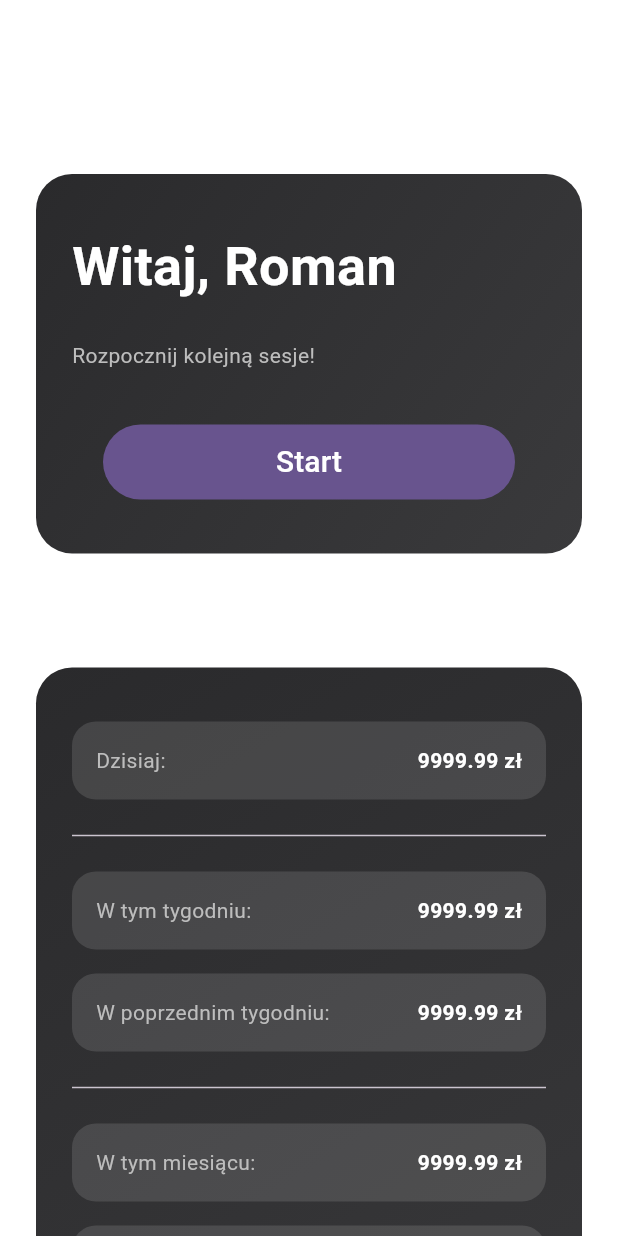
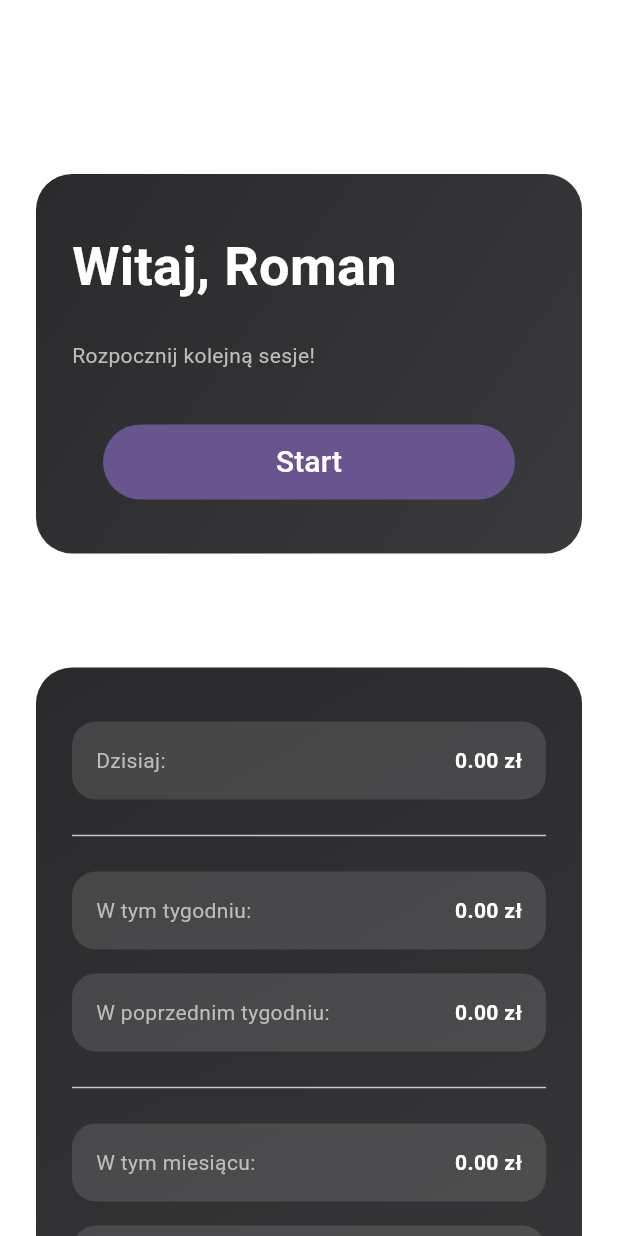
Before and after one commit to MateuszBrzozowski/RomanApp, a Flutter app: the screen it shows after launch, after a tap on "Start", after a tap on "Stop", on a phone screen of 412 x 824 dp. Run offline on Flutter 3.47's test engine with Material 3 defaults, Android fonts, the phone set to English and light mode, and no system bars; our stand-ins replace hive, hive_flutter, logger; accounts and stored records are empty.

Commit message:
split hive boxes to settings and sessions, impl calculate summary items

```diff
--- a/lib/main.dart
+++ b/lib/main.dart
@@ -6,6 +6,7 @@ Future<void> main() async {
   WidgetsFlutterBinding.ensureInitialized();
   await Hive.initFlutter();
   await Hive.openBox('workBox');
+  await Hive.openBox('settingsBox');
   runApp(const MyApp());
 }
 
--- /dev/null
+++ b/lib/presentation/features/home/data/settings_repository.dart
@@ -0,0 +1,47 @@
+import 'package:hive/hive.dart';
+
+class SettingsRepository {
+  final _box = Hive.box('settingsBox');
+
+  void setName(String name) {
+    _box.put('name', name);
+  }
+
+  String getName() {
+    final name = _box.get('name');
+    if (name == null) {
+      setName('Roman');
+      return 'Roman';
+    }
+    return name;
+  }
+
+  void setHourlyRate(double rate) {
+    _box.put('rate', rate);
+  }
+
+  double getHourlyRate() {
+    final rate = _box.get('rate');
+    if (rate == null) {
+      setHourlyRate(10.0);
+      return 10.0;
+    }
+    return rate;
+  }
+
+  void setStartTime(DateTime? time) {
+    if (time == null) {
+      _box.delete('startTime');
+      return;
+    }
+    _box.put('startTime', time.toIso8601String());
+  }
+
+  DateTime? getStartTime() {
+    final time = _box.get('startTime');
+    if (time == null) {
+      return null;
+    }
+    return DateTime.parse(time);
+  }
+}
--- a/lib/presentation/features/home/data/work_repository.dart
+++ b/lib/presentation/features/home/data/work_repository.dart
@@ -4,32 +4,6 @@ import '../model/work_session.dart';
 
 class WorkRepository {
   final _box = Hive.box('workBox');
-
-  void setName(String name) {
-    _box.put('name', name);
-  }
-
-  String getName() {
-    final name = _box.get('name');
-    if (name == null) {
-      setName('Roman');
-      return 'Roman';
-    }
-    return name;
-  }
-
-  void setHourlyRate(double rate) {
-    _box.put('rate', rate);
-  }
-
-  double getHourlyRate() {
-    final rate = _box.get('rate');
-    if (rate == null) {
-      setHourlyRate(10.0);
-      return 10.0;
-    }
-    return rate;
-  }
 
   void addSession(WorkSession session) {
     _box.add(session.toMap());
--- a/lib/presentation/features/home/logic/work_controller.dart
+++ b/lib/presentation/features/home/logic/work_controller.dart
@@ -1,18 +1,23 @@
 import 'package:logger/logger.dart';
+import 'package:roman/presentation/features/home/data/settings_repository.dart';
 import 'package:roman/presentation/features/home/data/work_repository.dart';
 
 import '../model/work_session.dart';
 
 class WorkController {
   final log = Logger();
-  final WorkRepository repository;
+  final WorkRepository workRepository;
+  final SettingsRepository settingsRepository;
+
   late double _hourlyRate;
   late String _name;
   DateTime? _startTime;
 
-  WorkController(this.repository) {
-    _name = repository.getName();
-    _hourlyRate = repository.getHourlyRate();
+  WorkController({
+    required this.workRepository,
+    required this.settingsRepository,
+  }) {
+    refreshData();
   }
 
   String getName() => _name;
@@ -21,22 +26,30 @@ class WorkController {
 
   DateTime? get startTime => _startTime;
 
+  refreshData() {
+    _name = settingsRepository.getName();
+    _hourlyRate = settingsRepository.getHourlyRate();
+    _startTime = settingsRepository.getStartTime();
+  }
+
   void setName(String name) {
-    repository.setName(name);
+    settingsRepository.setName(name);
   }
 
   void setHourlyRate(double hourlyRate) {
-    repository.setHourlyRate(hourlyRate);
+    settingsRepository.setHourlyRate(hourlyRate);
     _hourlyRate = hourlyRate;
   }
 
   void startWork() {
     _startTime = DateTime.now();
+    settingsRepository.setStartTime(_startTime!);
   }
 
   WorkSession? stopWork() {
-    if (_startTime == null) return null;
-
+    if (_startTime == null) {
+      return null;
+    }
     final end = DateTime.now();
     final hours = end.difference(_startTime!).inMinutes / 60.0;
     final earned = hours * _hourlyRate;
@@ -49,8 +62,9 @@ class WorkController {
     );
     log.i('$session');
 
-    // repository.addSession(session);
+    workRepository.addSession(session);
     _startTime = null;
+    settingsRepository.setStartTime(null);
     return session;
   }
 
@@ -61,4 +75,106 @@ class WorkController {
       stopWork();
     }
   }
+
+  String getStartTimeAsString() {
+    if (_startTime == null) {
+      return '00:00';
+    }
+    return '${_startTime!.day.toString().padLeft(2, '0')}.'
+        '${_startTime!.month.toString().padLeft(2, '0')}.'
+        '${_startTime!.year.toString()}r.';
+  }
+
+  String getElapsedHoursSinceStart() {
+    if (_startTime == null) {
+      return '(0h)';
+    }
+    final now = DateTime.now();
+    final difference = now.difference(_startTime!);
+    final hours = difference.inMinutes / 60;
+
+    return '(${hours.toStringAsFixed(1)}h)';
+  }
+
+  String getEarnedForCurrentSession() {
+    if (_startTime == null) {
+      return '0.00';
+    }
+    final now = DateTime.now();
+    final hours = now.difference(_startTime!).inMinutes / 60.0;
+    final earned = hours * _hourlyRate;
+    return earned.toStringAsFixed(2);
+  }
+
+  String? getEarnedToday() => _getEarnedInRange(
+    DateTime.now().copyWith(hour: 0, minute: 0, second: 0, millisecond: 0),
+    DateTime.now(),
+  );
+
+  String? getEarnedThisWeek() {
+    final now = DateTime.now();
+    final startOfWeek = now
+        .subtract(Duration(days: now.weekday - 1))
+        .copyWith(hour: 0, minute: 0);
+    return _getEarnedInRange(startOfWeek, now);
+  }
+
+  String? getEarnedLastWeek() {
+    final now = DateTime.now();
+    final startOfThisWeek = now
+        .subtract(Duration(days: now.weekday - 1))
+        .copyWith(hour: 0, minute: 0);
+    final startOfLastWeek = startOfThisWeek.subtract(const Duration(days: 7));
+    final endOfLastWeek = startOfThisWeek.subtract(const Duration(seconds: 1));
+    return _getEarnedInRange(startOfLastWeek, endOfLastWeek);
+  }
+
+  String? getEarnedThisMonth() {
+    final now = DateTime.now();
+    final startOfMonth = DateTime(now.year, now.month, 1);
+    return _getEarnedInRange(startOfMonth, now);
+  }
+
+  String? getEarnedLastMonth() {
+    final now = DateTime.now();
+    final startOfThisMonth = DateTime(now.year, now.month, 1);
+    final startOfLastMonth = DateTime(now.year, now.month - 1, 1);
+    final endOfLastMonth = startOfThisMonth.subtract(
+      const Duration(seconds: 1),
+    );
+    return _getEarnedInRange(startOfLastMonth, endOfLastMonth);
+  }
+
+  String? getEarnedThisYear() {
+    final now = DateTime.now();
+    final startOfYear = DateTime(now.year, 1, 1);
+    return _getEarnedInRange(startOfYear, now);
+  }
+
+  String? getEarnedLastYear() {
+    final now = DateTime.now();
+    final startOfThisYear = DateTime(now.year, 1, 1);
+    final startOfLastYear = DateTime(now.year - 1, 1, 1);
+    final endOfLastYear = startOfThisYear.subtract(const Duration(seconds: 1));
+    return _getEarnedInRange(startOfLastYear, endOfLastYear);
+  }
+
+  String? _getEarnedInRange(DateTime from, DateTime to) {
+    final sessions = workRepository.getAllSessions();
+    double total = 0.0;
+
+    for (final s in sessions) {
+      if (s.end.isAfter(from) && s.start.isBefore(to)) {
+        total += s.earned;
+      }
+    }
+
+    if (_startTime != null && _startTime!.isBefore(to)) {
+      final now = DateTime.now();
+      final hours = now.difference(_startTime!).inMinutes / 60.0;
+      total += hours * _hourlyRate;
+    }
+
+    return total == 0 ? null : total.toStringAsFixed(2);
+  }
 }
--- a/lib/presentation/features/home/screens/home_page.dart
+++ b/lib/presentation/features/home/screens/home_page.dart
@@ -1,4 +1,5 @@
 import 'package:flutter/material.dart';
+import 'package:roman/presentation/features/home/data/settings_repository.dart';
 import 'package:roman/presentation/features/home/data/work_repository.dart';
 import 'package:roman/presentation/features/home/widgets/boot.dart';
 import 'package:roman/presentation/features/home/widgets/box.dart';
@@ -16,11 +17,14 @@ class HomePage extends StatefulWidget {
 }
 
 class _HomePageState extends State<HomePage> {
-  late final WorkController controller;
+  late final WorkController workController;
 
   @override
   void initState() {
-    controller = WorkController(WorkRepository());
+    workController = WorkController(
+      workRepository: WorkRepository(),
+      settingsRepository: SettingsRepository(),
+    );
     super.initState();
   }
 
@@ -36,28 +40,36 @@ class _HomePageState extends State<HomePage> {
         automaticallyImplyLeading: false,
         actions: [
           PopupMenu(
-            controller: controller,
+            controller: workController,
             onRefresh: () {
               setState(() {});
             },
           ),
         ],
       ),
-      body: SingleChildScrollView(
+      body: RefreshIndicator(
+        onRefresh: () async {
+          setState(() {});
+        },
+        child: SingleChildScrollView(
           child: Column(
             children: [
               SizedBox(height: 36),
               Box(
                 child: Boot(
-                controller: controller,
+                  controller: workController,
                   onRefresh: () {
                     setState(() {});
                   },
                 ),
               ),
-            Box(title: "Podsumowanie", child: Summary()),
+              Box(
+                title: "Podsumowanie",
+                child: Summary(workController: workController),
+              ),
               Box(title: 'Ostatnie sesje', child: SessionSummary()),
             ],
+          ),
         ),
       ),
     );
--- a/lib/presentation/features/home/widgets/boot.dart
+++ b/lib/presentation/features/home/widgets/boot.dart
@@ -39,11 +39,11 @@ class Boot extends StatelessWidget {
                   crossAxisAlignment: CrossAxisAlignment.start,
                   children: [
                     Text(
-                      'od 20.06.2023 (45h)',
+                      'od ${controller.getStartTimeAsString()} ${controller.getElapsedHoursSinceStart()}',
                       style: TextStyle(color: Colors.grey[400]),
                     ),
                     Text(
-                      '9999.99 zł',
+                      '${controller.getEarnedForCurrentSession()} zł',
                       style: TextStyle(fontWeight: FontWeight.bold),
                     ),
                   ],
--- a/lib/presentation/features/home/widgets/summary.dart
+++ b/lib/presentation/features/home/widgets/summary.dart
@@ -1,30 +1,51 @@
 import 'package:flutter/material.dart';
+import 'package:roman/presentation/features/home/logic/work_controller.dart';
 import 'package:roman/presentation/features/home/widgets/summary_item.dart';
 
 class Summary extends StatelessWidget {
-  const Summary({super.key});
+  final WorkController workController;
+
+  const Summary({super.key, required this.workController});
 
   @override
   Widget build(BuildContext context) {
+    print('Work today:  ${workController.getEarnedToday()}');
     return Padding(
       padding: const EdgeInsets.symmetric(vertical: 36, horizontal: 24),
       child: Column(
         crossAxisAlignment: CrossAxisAlignment.start,
         children: [
-          SummaryItem(label: 'Dzisiaj', value: '9999.99', showDivider: true),
-          SummaryItem(label: 'W tym tygodniu', value: '9999.99'),
+          SummaryItem(
+            label: 'Dzisiaj',
+            value: workController.getEarnedToday() ?? '0.00',
+            showDivider: true,
+          ),
+          SummaryItem(
+            label: 'W tym tygodniu',
+            value: workController.getEarnedThisWeek() ?? '0.00',
+          ),
           SummaryItem(
             label: 'W poprzednim tygodniu',
-            value: '9999.99',
+            value: workController.getEarnedLastWeek() ?? '0.00',
             showDivider: true,
           ),
-          SummaryItem(label: 'W tym miesiącu', value: '9999.99'),
+          SummaryItem(
+            label: 'W tym miesiącu',
+            value: workController.getEarnedThisMonth() ?? '0.00',
+          ),
           SummaryItem(
             label: 'W poprzednim miesiącu',
-            value: '9999.99',
+            value: workController.getEarnedLastMonth() ?? '0.00',
             showDivider: true,
           ),
-          SummaryItem(label: 'W tym roku', value: '9999.99'),
+          SummaryItem(
+            label: 'W tym roku',
+            value: workController.getEarnedThisYear() ?? '0.00',
+          ),
+          SummaryItem(
+            label: 'W poprzednim roku',
+            value: workController.getEarnedLastYear() ?? '0.00',
+          ),
         ],
       ),
     );
```
Lines whose indentation alone changed are shown as unchanged.
